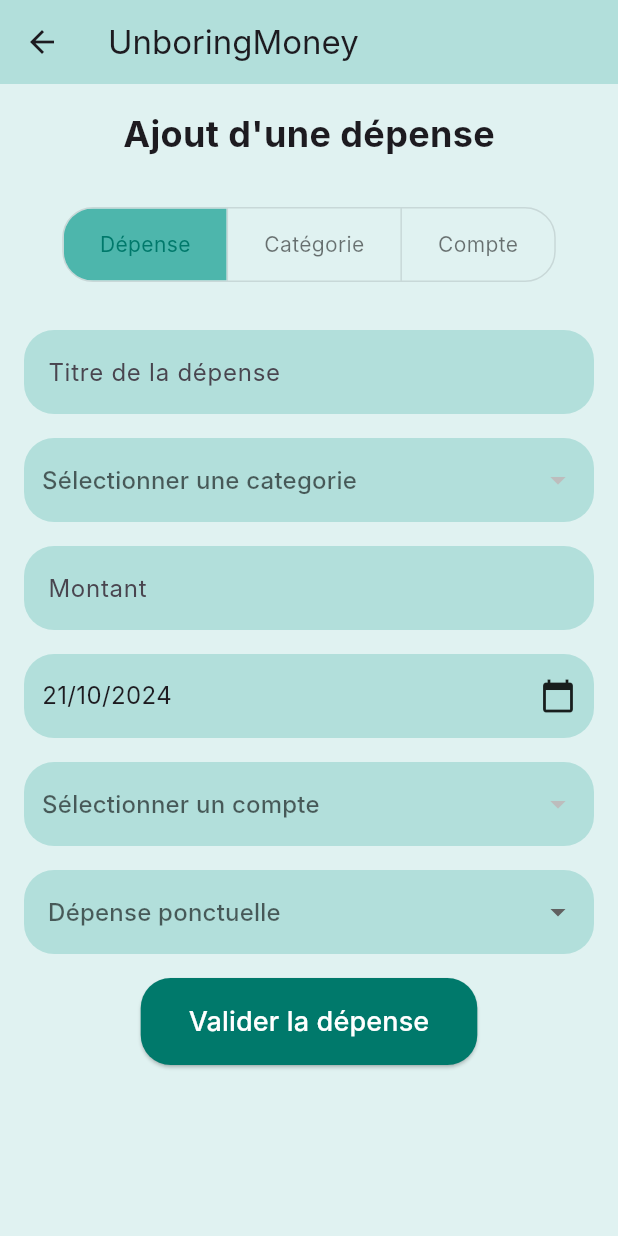
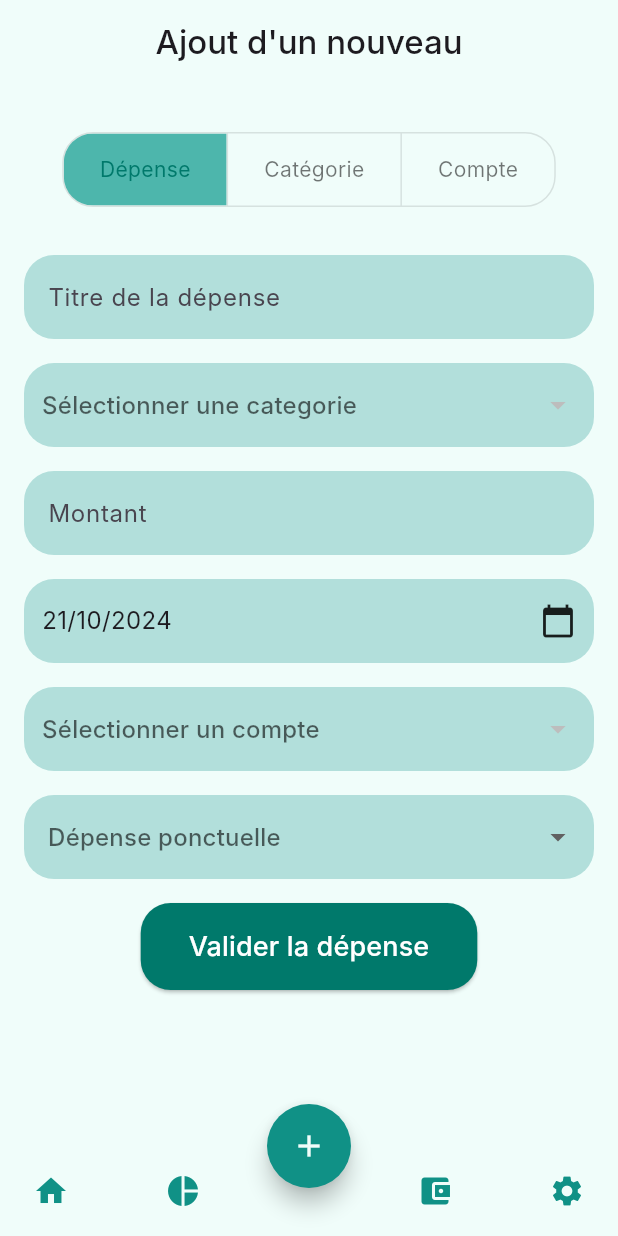
Before and after one commit to UnboringCompany/unboring_money, a Flutter app: the screen it shows after launch, item 2 of the bottom bar chosen, after a tap on the "add" icon, on a phone screen of 412 x 824 dp. Run offline on Flutter 3.47's test engine with Material 3 defaults, Android fonts, the light colour scheme and no system bars; our stand-ins replace sqflite; accounts and stored records are empty; Roboto replaces fonts that are missing (Inter); statements that could not run were skipped.

Commit message:
feat: ui

```diff
--- a/lib/database/DatabaseHelper.dart
+++ b/lib/database/DatabaseHelper.dart
@@ -123,7 +123,34 @@ class DatabaseHelper {
     final db = await database;
     final List<Map<String, dynamic>> maps = await db.query('Depenses');
 
-    print(maps);
+    return List.generate(maps.length, (i) {
+      return Depense(
+        id: maps[i]['id'],
+        titre: maps[i]['titre'],
+        montant: maps[i]['montant'],
+        date: maps[i]['date'],
+        compteId: maps[i]['compteId'],
+        categorieId: maps[i]['categorieId'],
+        recurrence: maps[i]['recurrence'],
+      );
+    });
+  }
+
+  Future<List<Depense>> getMoisDepenses() async {
+    final db = await database;
+
+    // Date actuelle
+    DateTime today = DateTime.now();
+
+    // Début du mois en cours
+    DateTime startOfMonth = DateTime(today.year, today.month, 1);
+
+    // Récupérer les transactions entre le début du mois et aujourd'hui
+    final List<Map<String, dynamic>> maps = await db.query(
+      'Depenses',
+      where: 'date >= ? AND date <= ?',
+      whereArgs: [startOfMonth.toIso8601String(), today.toIso8601String()],
+    );
 
     return List.generate(maps.length, (i) {
       return Depense(
@@ -137,4 +164,38 @@ class DatabaseHelper {
       );
     });
   }
+
+  Future<List<Depense>> getDepensesAVenir() async {
+    final db = await database;
+
+    // Date actuelle
+    DateTime today = DateTime.now();
+
+    // Date du lendemain
+    DateTime tomorrow = today.add(const Duration(days: 1));
+
+    // Fin du mois en cours
+    DateTime endOfMonth = DateTime(today.year, today.month + 1, 0); // Le 0ème jour du mois prochain donne le dernier jour du mois en cours
+
+    // Récupérer les transactions à partir de demain jusqu'à la fin du mois
+    final List<Map<String, dynamic>> maps = await db.query(
+      'Depenses',
+      where: 'date >= ? AND date <= ?',
+      whereArgs: [tomorrow.toIso8601String(), endOfMonth.toIso8601String()],
+    );
+
+    return List.generate(maps.length, (i) {
+      return Depense(
+        id: maps[i]['id'],
+        titre: maps[i]['titre'],
+        montant: maps[i]['montant'],
+        date: maps[i]['date'],
+        compteId: maps[i]['compteId'],
+        categorieId: maps[i]['categorieId'],
+        recurrence: maps[i]['recurrence'],
+      );
+    });
+  }
+
+
 }
--- a/lib/main.dart
+++ b/lib/main.dart
@@ -1,4 +1,6 @@
 import 'package:flutter/material.dart';
+import 'package:unboring_money/database/DatabaseHelper.dart';
+import 'package:unboring_money/models/Depense.dart';
 import 'package:unboring_money/screens/my_accounts.dart';
 import 'package:unboring_money/screens/my_budget.dart';
 import 'package:unboring_money/screens/settings.dart';
@@ -64,6 +66,36 @@ class HomePage extends StatefulWidget {
 }
 
 class _HomePageState extends State<HomePage> {
+
+  List<Depense> _moisDepenses = [];
+  List<Depense> _aVenirDepenses = [];
+
+
+  @override
+  void initState() {
+    super.initState();
+    fetchMoisDepenses();
+    fetchDepensesAVenir();
+  }
+
+  Future<void> fetchDepensesAVenir() async {
+    final dbHelper = DatabaseHelper();
+    _moisDepenses = await dbHelper.getMoisDepenses();
+    print(_moisDepenses);
+    setState(() {
+      _moisDepenses = _moisDepenses;
+    });
+  }
+
+  Future<void> fetchMoisDepenses() async {
+    final dbHelper = DatabaseHelper();
+    _aVenirDepenses = await dbHelper.getDepensesAVenir();
+    print(_aVenirDepenses);
+    setState(() {
+      _aVenirDepenses = _aVenirDepenses;
+    });
+  }
+
   @override
   Widget build(BuildContext context) {
     return Scaffold(
@@ -79,7 +111,7 @@ class _HomePageState extends State<HomePage> {
         children: [
           BudgetSection(budgetRestant: widget.budgetRestant),
           const SizedBox(height: 20),
-          TransactionList(transactions: widget.transactions, upcomingTransactions: widget.upcommingTransactions),
+          TransactionList(transactions: _moisDepenses, upcomingTransactions: _aVenirDepenses),
         ],
       ),
       floatingActionButton: const FloatingAdd(),
--- a/lib/screens/add_depense.dart
+++ b/lib/screens/add_depense.dart
@@ -4,6 +4,8 @@ import 'package:unboring_money/database/DatabaseHelper.dart';
 import 'package:unboring_money/models/Categorie.dart';
 import 'package:unboring_money/models/Compte.dart';
 import 'package:unboring_money/models/Depense.dart';
+import 'package:unboring_money/widgets/floating_add.dart';
+import 'package:unboring_money/widgets/navbar.dart';
 
 import '../widget/ToggleButtonSelectionAdder.dart';
 
@@ -110,10 +112,12 @@ class _AddExpensePageState extends State<AddExpensePage> {
   @override
   Widget build(BuildContext context) {
     return Scaffold(
-      backgroundColor: Colors.teal[50],
+      backgroundColor: const Color(0xFFF0FDFA),
       appBar: AppBar(
-        backgroundColor: Colors.teal[100],
-        title: const Text('UnboringMoney'),
+        scrolledUnderElevation: 0.0,
+        centerTitle: true,
+        title: const Text('Ajout d\'un nouveau', style: TextStyle(fontWeight: FontWeight.w500)),
+        backgroundColor: const Color(0xFFF0FDFA),
         elevation: 0,
       ),
       body: SafeArea(
@@ -123,16 +127,6 @@ class _AddExpensePageState extends State<AddExpensePage> {
             child: Column(
               crossAxisAlignment: CrossAxisAlignment.start,
               children: [
-                Center(
-                  child: Text(
-                    'Ajout d\'un${_selectedTab == 0 ? 'e dépense' : _selectedTab == 1 ? 'e catégorie' : ' compte'}',
-                    style: const TextStyle(
-                      fontSize: 24,
-                      fontWeight: FontWeight.bold,
-                    ),
-                  ),
-                ),
-                const SizedBox(height: 16),
                 // Utilisation du widget ToggleButtonSelectionAdder
                 Padding(
                   padding: const EdgeInsets.symmetric(vertical: 16.0),
@@ -227,6 +221,9 @@ class _AddExpensePageState extends State<AddExpensePage> {
           ),
         ),
       ),
+      floatingActionButton: const FloatingAdd(),
+      floatingActionButtonLocation: FloatingActionButtonLocation.centerDocked,
+      bottomNavigationBar: const UnboringNavBar(),
     );
   }
 }
--- a/lib/widgets/floating_add.dart
+++ b/lib/widgets/floating_add.dart
@@ -9,7 +9,7 @@ class FloatingAdd extends StatelessWidget{
     return FloatingActionButton(
         onPressed: () {
           if (ModalRoute.of(context)?.settings.name != '/add-expense') {
-            Navigator.pushNamed(context, '/add-expense');
+                Navigator.pushReplacementNamed(context, '/add-expense');
           }
         },
         shape: const CircleBorder(),
--- a/lib/widgets/transaction_item.dart
+++ b/lib/widgets/transaction_item.dart
@@ -18,8 +18,8 @@ class TransactionItem extends StatelessWidget {
         ),
         leading: const Icon(Icons.shopping_cart, color: Color(0xFF109186)),
         title: Text(name, style: const TextStyle(fontSize: 16, fontWeight: FontWeight.w500)),
-        subtitle: Text(date, style: const TextStyle(fontSize: 14, fontWeight: FontWeight.w300)),
-        trailing: Text(amount, style: const TextStyle(fontSize: 16, fontWeight: FontWeight.w600)),
+        subtitle: Text('${DateTime.parse(date).toLocal().day.toString().padLeft(2, '0')}/${DateTime.parse(date).toLocal().month.toString().padLeft(2, '0')}/${DateTime.parse(date).toLocal().year}', style: const TextStyle(fontSize: 14, fontWeight: FontWeight.w300)),
+        trailing: Text('$amount€', style: const TextStyle(fontSize: 16, fontWeight: FontWeight.w600)),
       ),
     );
   }
--- a/lib/widgets/transaction_list.dart
+++ b/lib/widgets/transaction_list.dart
@@ -58,9 +58,9 @@ class _TransactionListState extends State<TransactionList> {
                 itemCount: currentTransactions.length,
                 itemBuilder: (context, index) {
                   return TransactionItem(
-                    name: currentTransactions[index]['name']!,
-                    date: currentTransactions[index]['date']!,
-                    amount: currentTransactions[index]['amount']!,
+                    name: currentTransactions[index].titre!,
+                    date: currentTransactions[index].date!,
+                    amount: currentTransactions[index].montant!.toString(),
                   );
                 },
               ),
```
